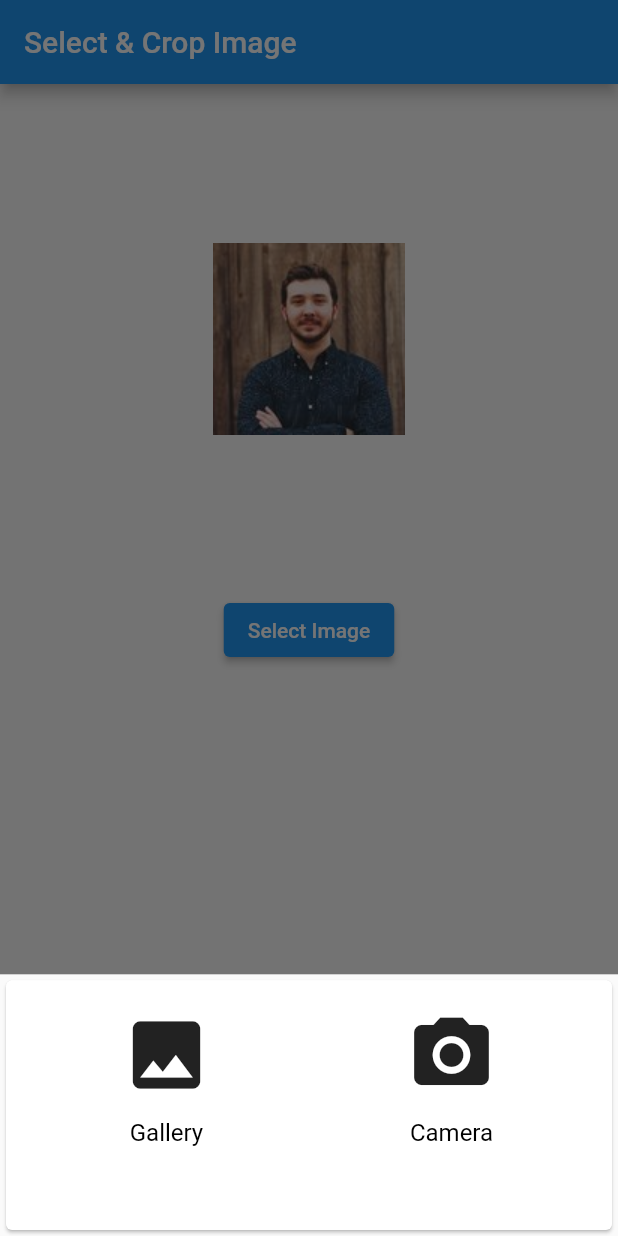
After one commit to tsjeon/permission_handler, a Flutter app: the HomeScreen screen opened directly, after a tap on "Select Image", on a phone screen of 412 x 824 dp. The commit adds this screen. Run offline on Flutter 3.47's test engine with Material 2 defaults, Android fonts, the phone set to English and light mode, and no system bars; our stand-ins replace image_cropper, image_picker, permission_handler.

Commit message:
permission handler first commit

```diff
--- /dev/null
+++ b/lib/home_screen.dart
@@ -0,0 +1,193 @@
+import 'dart:io';
+import 'package:flutter/material.dart';
+import 'package:image_cropper/image_cropper.dart';
+import 'package:image_picker/image_picker.dart';
+import 'package:permission_handler/permission_handler.dart';
+
+class HomeScreen extends StatefulWidget {
+  const HomeScreen({Key? key}) : super(key: key);
+
+  @override
+  State<HomeScreen> createState() => _HomeScreenState();
+}
+
+class _HomeScreenState extends State<HomeScreen> {
+  File? imageFile;
+
+  @override
+  Widget build(BuildContext context) {
+    return Scaffold(
+      appBar: AppBar(
+        title: Text('Select & Crop Image'),
+      ),
+      body: Center(
+        child: Column(
+          children: [
+            const SizedBox(
+              height: 20.0,
+            ),
+            imageFile == null
+                ? Image.asset(
+                    'images/person.jpg',
+                    height: 300.0,
+                    width: 300.0,
+                  )
+                : ClipRRect(
+                    borderRadius: BorderRadius.circular(150.0),
+                    child: Image.file(
+                      imageFile!,
+                      height: 300.0,
+                      width: 300.0,
+                      fit: BoxFit.fill,
+                    )),
+            const SizedBox(
+              height: 20.0,
+            ),
+            ElevatedButton(
+              onPressed: () async {
+                Map<Permission, PermissionStatus> statuses = await [
+                  Permission.storage,
+                  Permission.camera,
+                ].request();
+                if (statuses[Permission.storage]!.isGranted &&
+                    statuses[Permission.camera]!.isGranted) {
+                  showImagePicker(context);
+                } else {
+                  print('no permission provided');
+                }
+              },
+              child: Text('Select Image'),
+            ),
+          ],
+        ),
+      ),
+    );
+  }
+
+  final picker = ImagePicker();
+
+  void showImagePicker(BuildContext context) {
+    showModalBottomSheet(
+        context: context,
+        builder: (builder) {
+          return Card(
+            child: Container(
+                width: MediaQuery.of(context).size.width,
+                height: MediaQuery.of(context).size.height / 5.2,
+                margin: const EdgeInsets.only(top: 8.0),
+                padding: const EdgeInsets.all(12),
+                child: Row(
+                  mainAxisAlignment: MainAxisAlignment.center,
+                  children: [
+                    Expanded(
+                        child: InkWell(
+                      child: Column(
+                        children: const [
+                          Icon(
+                            Icons.image,
+                            size: 60.0,
+                          ),
+                          SizedBox(height: 12.0),
+                          Text(
+                            "Gallery",
+                            textAlign: TextAlign.center,
+                            style: TextStyle(fontSize: 16, color: Colors.black),
+                          )
+                        ],
+                      ),
+                      onTap: () {
+                        _imgFromGallery();
+                        Navigator.pop(context);
+                      },
+                    )),
+                    Expanded(
+                        child: InkWell(
+                      child: SizedBox(
+                        child: Column(
+                          children: const [
+                            Icon(
+                              Icons.camera_alt,
+                              size: 60.0,
+                            ),
+                            SizedBox(height: 12.0),
+                            Text(
+                              "Camera",
+                              textAlign: TextAlign.center,
+                              style:
+                                  TextStyle(fontSize: 16, color: Colors.black),
+                            )
+                          ],
+                        ),
+                      ),
+                      onTap: () {
+                        _imgFromCamera();
+                        Navigator.pop(context);
+                      },
+                    ))
+                  ],
+                )),
+          );
+        });
+  }
+
+  _imgFromGallery() async {
+    await picker
+        .pickImage(source: ImageSource.gallery, imageQuality: 50)
+        .then((value) {
+      if (value != null) {
+        _cropImage(File(value.path));
+      }
+    });
+  }
+
+  _imgFromCamera() async {
+    await picker
+        .pickImage(source: ImageSource.camera, imageQuality: 50)
+        .then((value) {
+      if (value != null) {
+        _cropImage(File(value.path));
+      }
+    });
+  }
+
+  _cropImage(File imgFile) async {
+    final croppedFile = await ImageCropper().cropImage(
+        sourcePath: imgFile.path,
+        aspectRatioPresets: Platform.isAndroid
+            ? [
+                CropAspectRatioPreset.square,
+                CropAspectRatioPreset.ratio3x2,
+                CropAspectRatioPreset.original,
+                CropAspectRatioPreset.ratio4x3,
+                CropAspectRatioPreset.ratio16x9
+              ]
+            : [
+                CropAspectRatioPreset.original,
+                CropAspectRatioPreset.square,
+                CropAspectRatioPreset.ratio3x2,
+                CropAspectRatioPreset.ratio4x3,
+                CropAspectRatioPreset.ratio5x3,
+                CropAspectRatioPreset.ratio5x4,
+                CropAspectRatioPreset.ratio7x5,
+                CropAspectRatioPreset.ratio16x9
+              ],
+        uiSettings: [
+          AndroidUiSettings(
+              toolbarTitle: "Image Cropper",
+              toolbarColor: Colors.deepOrange,
+              toolbarWidgetColor: Colors.white,
+              initAspectRatio: CropAspectRatioPreset.original,
+              lockAspectRatio: false),
+          IOSUiSettings(
+            title: "Image Cropper",
+          )
+        ]);
+    if (croppedFile != null) {
+      imageCache.clear();
+      setState(() {
+        imageFile = File(croppedFile.path);
+      });
+      // reload();
+    }
+  }
+}
```
Also changed, not shown: lib/main.dart (+9 -31 lines), pubspec.yaml (+5 -2 lines), images/person.jpg (added), 2 other files.
